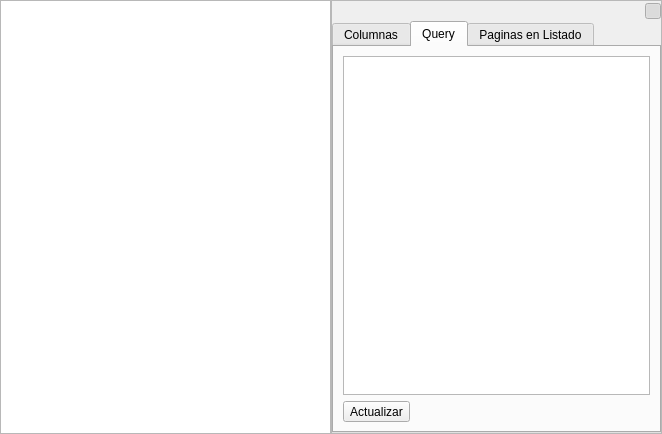
Qt form bulmages/bulmafact/src/subform3base.ui (eboladev/Bulmages-1) before a commit.
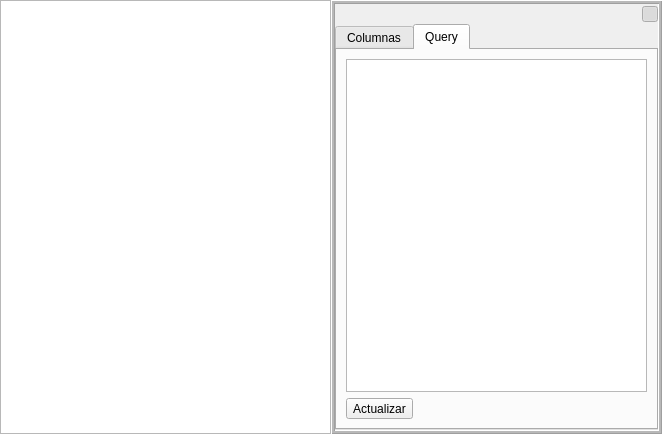
The same form after that commit. The open tabs and pages were chosen to show the change. Icons and pictures are not drawn.

Patch:
```diff
--- a/bulmages/bulmafact/src/subform3base.ui
+++ b/bulmages/bulmafact/src/subform3base.ui
@@ -27,12 +27,18 @@
    </item>
    <item>
     <widget class="QFrame" name="mui_configurador" >
+     <property name="autoFillBackground" >
+      <bool>true</bool>
+     </property>
      <property name="frameShape" >
-      <enum>QFrame::StyledPanel</enum>
+      <enum>QFrame::Box</enum>
      </property>
      <property name="frameShadow" >
       <enum>QFrame::Raised</enum>
      </property>
+     <property name="midLineWidth" >
+      <number>2</number>
+     </property>
      <layout class="QVBoxLayout" >
       <property name="margin" >
        <number>0</number>
@@ -149,7 +155,14 @@
            <number>6</number>
           </property>
           <item>
-           <widget class="QTextEdit" name="mui_query" />
+           <widget class="QTextEdit" name="mui_query" >
+            <property name="autoFormatting" >
+             <set>QTextEdit::AutoAll</set>
+            </property>
+            <property name="readOnly" >
+             <bool>false</bool>
+            </property>
+           </widget>
           </item>
           <item>
            <widget class="QToolButton" name="toolButton_2" >
@@ -160,11 +173,6 @@
           </item>
          </layout>
         </widget>
-        <widget class="QWidget" name="tab_3" >
-         <attribute name="title" >
-          <string>Paginas en Listado</string>
-         </attribute>
-        </widget>
        </widget>
       </item>
      </layout>
```
Left out of the diff: 4 changed lines with no effect on the pictures.
